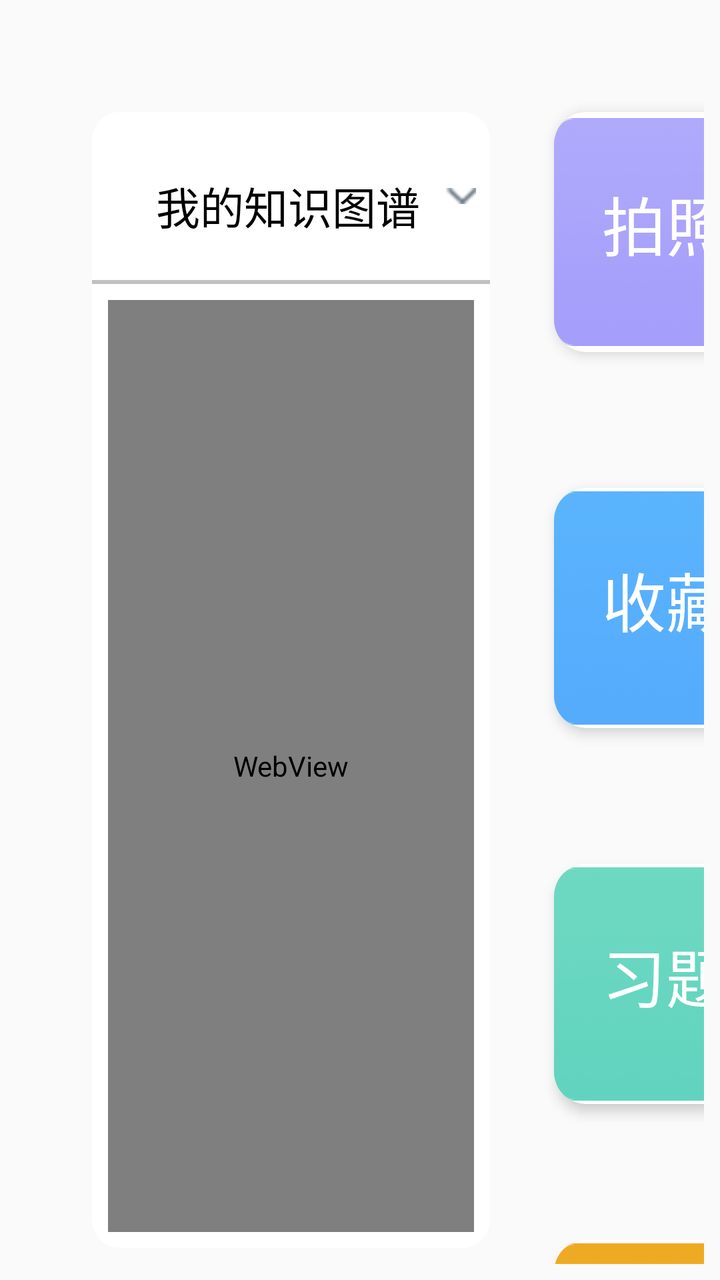
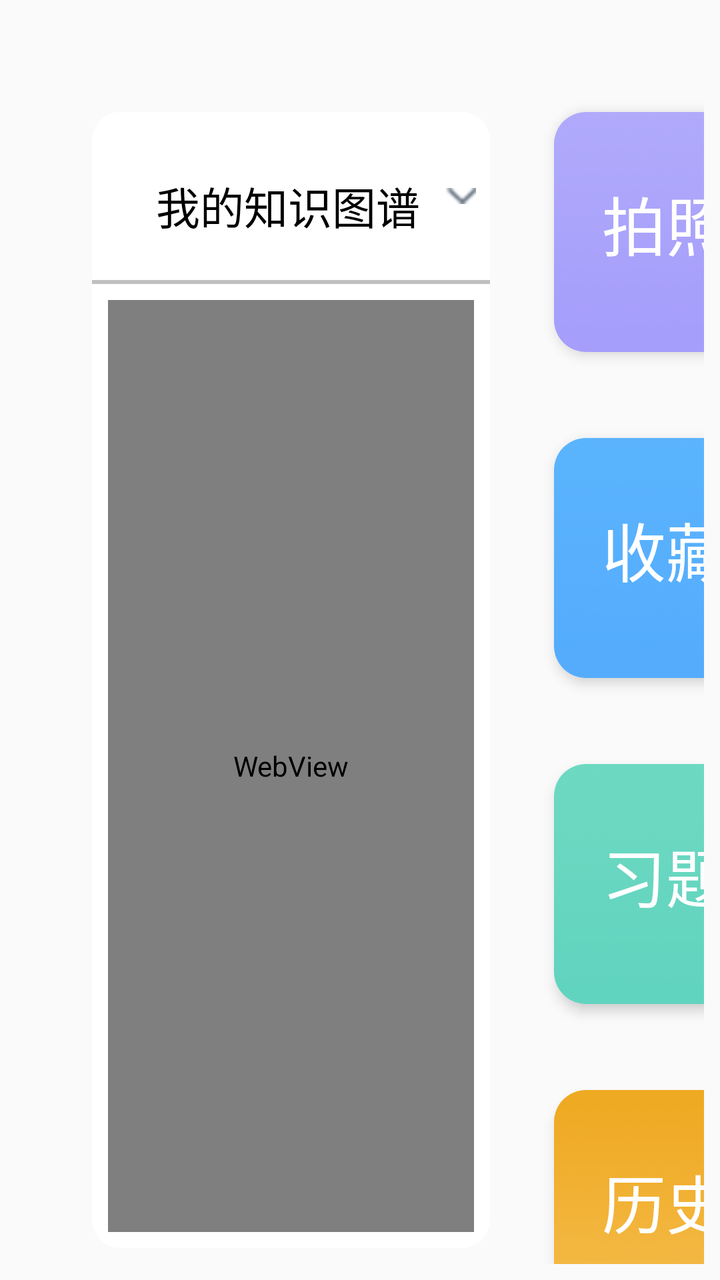

The first picture is an Android layout as it rendered before a commit; the second is the same layout after the commit. The layout source and the unified diff follow.
<!-- AndroidManifest.xml: application theme Theme.IMatesApp.FullScreen -->
<!-- res/layout/fragment_subject_biology.xml -->
<?xml version="1.0" encoding="utf-8"?>
 <androidx.constraintlayout.widget.ConstraintLayout
    xmlns:android="http://schemas.android.com/apk/res/android"
     xmlns:app="http://schemas.android.com/apk/res-auto"
     android:layout_width="match_parent"
     android:layout_height="match_parent"
     android:background="@android:color/transparent"
     xmlns:tools="http://schemas.android.com/tools"
     android:paddingTop="40dp"
     android:paddingStart="30dp"
     tools:context=".fragments.FragmentSubjectBiology">
    <LinearLayout
        android:layout_width="0dp"
        android:layout_height="0dp"
        app:layout_constraintStart_toStartOf="parent"
        app:layout_constraintEnd_toStartOf="@+id/guideline"
        app:layout_constraintTop_toTopOf="parent"
        app:layout_constraintBottom_toBottomOf="parent"
        android:layout_margin="16dp"
        android:orientation="vertical"
        android:background="@drawable/subject_biology_todo_list_bg">
        <LinearLayout
            android:layout_width="match_parent"
            android:layout_height="84dp"
            android:background="@drawable/subject_biology_todo_list_top_bg"
            >
            <TextView
                android:layout_width="wrap_content"
                android:layout_height="30dp"
                android:textColor="#000000"
                android:textSize="22sp"
                android:layout_marginStart="32dp"
                android:layout_marginTop="20dp"
                android:text="我的知识图谱"/>
            <ImageView
                android:layout_width="15dp"
                android:layout_height="8dp"
                android:layout_marginLeft="13dp"
                android:layout_marginTop="38dp"
                android:src="@drawable/subject_biology_todo_list_arrow"/>
            <Button
                android:layout_width="129dp"
                android:layout_height="56dp"
                android:layout_marginTop="14dp"
                android:layout_marginEnd="35dp"
                android:layout_marginStart="500dp"
                android:text="待办"
                android:textColor="#ffffff"
                android:textSize="19sp"
                android:visibility="invisible"
                android:background="@drawable/subject_biology_todo_button_bg"></Button>
        </LinearLayout>
        <View
            android:layout_width="match_parent"
            android:layout_height="2dp"
            android:background="#c0c0c0"></View>
        <WebView
            android:id="@+id/knowledge_view"
            android:layout_width="match_parent"
            android:layout_height="match_parent"
            android:layout_margin="8dp"
            android:background="@drawable/round_corner"
            android:focusable="true"
            android:focusableInTouchMode="true"></WebView>

    </LinearLayout>

    <GridLayout
        android:columnCount="1"
            android:rowCount="4"
            android:padding="8dp"
            android:layout_width="0dp"
            android:layout_height="0dp"
            android:background="@android:color/transparent"
            app:layout_constraintStart_toEndOf="@+id/guideline"
            app:layout_constraintEnd_toEndOf="parent"
            app:layout_constraintTop_toTopOf="parent"
            app:layout_constraintBottom_toBottomOf="parent">
            <androidx.cardview.widget.CardView
                android:id="@+id/photo_to_solve"
                style="@style/MenuCard"
                android:background="@android:color/transparent"
                android:layout_width="350dp"
                android:layout_height="120dp"
                android:clickable="true"
                android:focusable="true">
                <ImageView
                    android:layout_width="match_parent"
                    android:layout_height="match_parent"
                    android:scaleType="fitCenter"
                    android:src="@drawable/subject_biology_photo_to_solve"/>
                <TextView
                    android:layout_width="match_parent"
                    android:layout_height="match_parent"
                    android:text="拍照解题"
                    android:textColor="@color/white"
                    android:textSize="32sp"
                    android:paddingLeft="24dp"
                    android:paddingTop="32dp"/>
            </androidx.cardview.widget.CardView>

            <androidx.cardview.widget.CardView
                android:id="@+id/card_my_favor"
                style="@style/MenuCard"
                android:layout_marginTop="60dp"
                android:layout_width="358dp"
                android:layout_height="120dp"
                android:clickable="true"
                android:focusable="true">
                <ImageView
                    android:layout_marginStart="0dp"
                    android:layout_width="match_parent"
                    android:layout_height="match_parent"
                    android:src="@drawable/subject_biology_card_my_favor"/>
                <TextView
                    android:layout_width="match_parent"
                    android:layout_height="match_parent"
                    android:text="@string/my_favorite"
                    android:textColor="@color/white"
                    android:textSize="32sp"
                    android:paddingLeft="24dp"
                    android:paddingTop="32dp"/>
            </androidx.cardview.widget.CardView>

            <androidx.cardview.widget.CardView
                android:id="@+id/exercise"
                android:clickable="true"
                android:focusable="true"
                style="@style/MenuCard"
                android:layout_marginTop="60dp"
                android:layout_width="358dp"
                android:layout_height="120dp">
                <ImageView
                    android:layout_marginStart="0dp"
                    android:layout_width="match_parent"
                    android:layout_height="match_parent"
                    android:src="@drawable/subject_biology_exercise"/>
                <TextView
                    android:layout_width="match_parent"
                    android:layout_height="match_parent"
                    android:text="习题列表"
                    android:textColor="@color/white"
                    android:textSize="32sp"
                    android:paddingLeft="24dp"
                    android:paddingTop="32dp"/>
            </androidx.cardview.widget.CardView>

            <androidx.cardview.widget.CardView
                android:id="@+id/history"
                android:clickable="true"
                android:focusable="true"
                style="@style/MenuCard"
                android:layout_marginTop="60dp"
                app:layout_constraintBottom_toBottomOf="parent"
                android:layout_width="358dp"
                android:layout_height="120dp">
                <ImageView
                    android:layout_marginStart="0dp"
                    android:layout_width="match_parent"
                    android:layout_height="match_parent"
                    android:src="@drawable/subject_biology_history"/>
                <TextView
                    android:layout_width="match_parent"
                    android:layout_height="match_parent"
                    android:text="历史档案"
                    android:textColor="@color/white"
                    android:textSize="32sp"
                    android:paddingLeft="24dp"
                    android:paddingTop="32dp"/>
            </androidx.cardview.widget.CardView>

        </GridLayout>

    
    <androidx.constraintlayout.widget.Guideline
        android:id="@+id/guideline"
        android:layout_width="wrap_content"
        android:layout_height="wrap_content"
        android:orientation="vertical"
        app:layout_constraintGuide_percent="0.7" />

    <FrameLayout
        android:id="@+id/container"
        android:layout_width="match_parent"
        android:layout_height="match_parent"
        />

</androidx.constraintlayout.widget.ConstraintLayout>
<!-- resources referenced by this layout -->
<resources>
  <color name="white">#ffffff</color>
  <!-- drawable round_corner (drawable) -->
  <?xml version="1.0" encoding="utf-8"?>
  <shape xmlns:android="http://schemas.android.com/apk/res/android">
      <solid android:color="#1d85ce" />
      <corners android:radius="16dp" />
      <padding
          android:left="18dp"
          android:right="18dp"
          android:top="9dp"
          android:bottom="9dp" />
  </shape>
  <!-- drawable subject_biology_card_my_favor: png bitmap (drawable, 30568 bytes) -->
  <!-- drawable subject_biology_exercise: png bitmap (drawable, 39166 bytes) -->
  <!-- drawable subject_biology_history: png bitmap (drawable, 39192 bytes) -->
  <!-- drawable subject_biology_photo_to_solve: png bitmap (drawable, 37849 bytes) -->
  <!-- drawable subject_biology_todo_button_bg (drawable) -->
  <?xml version="1.0" encoding="utf-8"?>
  <shape android:shape="rectangle" xmlns:android="http://schemas.android.com/apk/res/android">
      <gradient android:type="linear" android:useLevel="true" android:startColor="#ff0078ff" android:endColor="#ff21a4ff" android:angle="45" />
      <corners android:topLeftRadius="14dp" android:topRightRadius="14dp" android:bottomLeftRadius="14dp" android:bottomRightRadius="14dp" />
  </shape>
  <!-- drawable subject_biology_todo_list_arrow: png bitmap (drawable, 486 bytes) -->
  <!-- drawable subject_biology_todo_list_bg (drawable) -->
  <?xml version="1.0" encoding="utf-8"?>
  <shape android:shape="rectangle" xmlns:android="http://schemas.android.com/apk/res/android">
      <solid android:color="#ffffffff" />
      <corners android:topLeftRadius="14dp" android:topRightRadius="14dp" android:bottomLeftRadius="14dp" android:bottomRightRadius="14dp" />
  </shape>
  <!-- drawable subject_biology_todo_list_top_bg (drawable) -->
  <?xml version="1.0" encoding="utf-8"?>
  <shape android:shape="rectangle" xmlns:android="http://schemas.android.com/apk/res/android">
      <solid android:color="#ffffffff" />
      <item android:name="android:shadowDx">0</item>
      <item android:name="android:shadowDy">3</item>
      <item android:name="android:shadowColor">#1f333333</item>
      <corners android:topLeftRadius="14dp" android:topRightRadius="14dp" android:bottomLeftRadius="14dp" android:bottomRightRadius="14dp" />
  </shape>
  <string name="my_favorite">收藏中心</string>
  <style name="MenuCard">
          <item name="android:layout_width">230dp</item>
          <item name="android:layout_height">200dp</item>
          <item name="android:layout_margin">8dp</item>
          <item name="cardCornerRadius">16dp</item>
          <item name="cardElevation">4dp</item>
      </style>
  <style name="Theme.IMatesApp.FullScreen" parent="Theme.AppCompat.Light.NoActionBar">
          
          <item name="android:windowFullscreen">true</item>
          
          <item name="android:windowTranslucentStatus">true</item>
          
          <item name="android:windowTranslucentNavigation">true</item>
      </style>
</resources>

<!-- the commit's change to res/layout/fragment_subject_biology.xml (unified diff, before → after) -->
@@ -80,14 +80,14 @@
                 android:id="@+id/photo_to_solve"
                 style="@style/MenuCard"
                 android:background="@android:color/transparent"
-                android:layout_width="350dp"
+                android:layout_width="300dp"
                 android:layout_height="120dp"
                 android:clickable="true"
                 android:focusable="true">
                 <ImageView
                     android:layout_width="match_parent"
                     android:layout_height="match_parent"
-                    android:scaleType="fitCenter"
+                    android:scaleType="fitXY"
                     android:src="@drawable/subject_biology_photo_to_solve"/>
                 <TextView
                     android:layout_width="match_parent"
@@ -102,8 +102,8 @@
             <androidx.cardview.widget.CardView
                 android:id="@+id/card_my_favor"
                 style="@style/MenuCard"
-                android:layout_marginTop="60dp"
-                android:layout_width="358dp"
+                android:layout_marginTop="35dp"
+                android:layout_width="300dp"
                 android:layout_height="120dp"
                 android:clickable="true"
                 android:focusable="true">
@@ -111,6 +111,7 @@
                     android:layout_marginStart="0dp"
                     android:layout_width="match_parent"
                     android:layout_height="match_parent"
+                    android:scaleType="fitXY"
                     android:src="@drawable/subject_biology_card_my_favor"/>
                 <TextView
                     android:layout_width="match_parent"
@@ -127,13 +128,14 @@
                 android:clickable="true"
                 android:focusable="true"
                 style="@style/MenuCard"
-                android:layout_marginTop="60dp"
-                android:layout_width="358dp"
+                android:layout_marginTop="35dp"
+                android:layout_width="300dp"
                 android:layout_height="120dp">
                 <ImageView
                     android:layout_marginStart="0dp"
                     android:layout_width="match_parent"
                     android:layout_height="match_parent"
+                    android:scaleType="fitXY"
                     android:src="@drawable/subject_biology_exercise"/>
                 <TextView
                     android:layout_width="match_parent"
@@ -150,14 +152,15 @@
                 android:clickable="true"
                 android:focusable="true"
                 style="@style/MenuCard"
-                android:layout_marginTop="60dp"
+                android:layout_marginTop="35dp"
                 app:layout_constraintBottom_toBottomOf="parent"
-                android:layout_width="358dp"
+                android:layout_width="300dp"
                 android:layout_height="120dp">
                 <ImageView
                     android:layout_marginStart="0dp"
                     android:layout_width="match_parent"
                     android:layout_height="match_parent"
+                    android:scaleType="fitXY"
                     android:src="@drawable/subject_biology_history"/>
                 <TextView
                     android:layout_width="match_parent"
